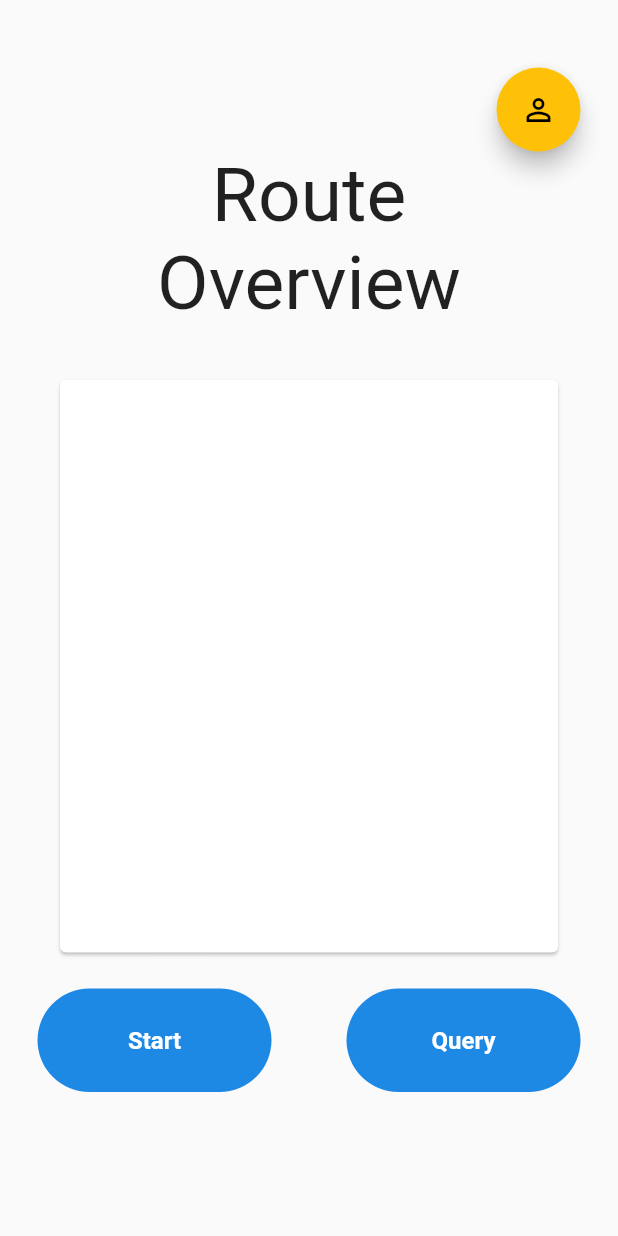
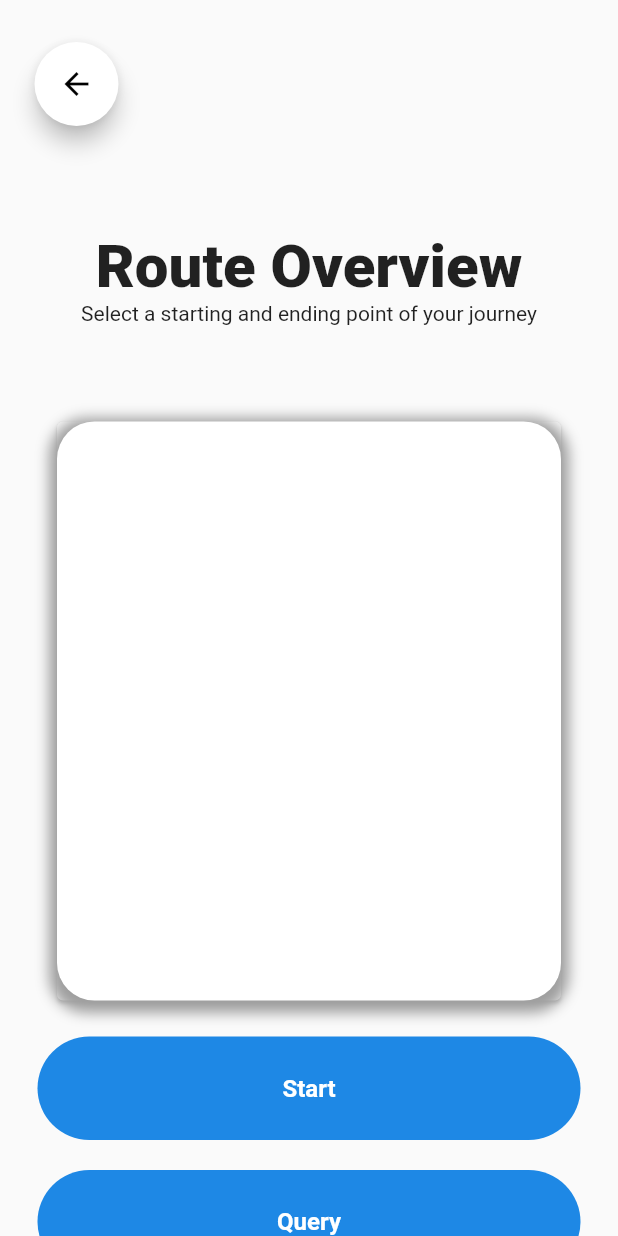
Before and after one commit to AkashCSanjeev/e_beat_goa_police, a Flutter app: the RouteSummary screen opened directly with empty values, on a phone screen of 412 x 824 dp. Run offline on Flutter 3.47's test engine with Material 2 defaults, Android fonts, the phone set to English and light mode, and no system bars; our stand-ins replace cloud_firestore, firebase_core, flutter_typeahead, geocoding, google_maps_flutter, local_auth and 5 more; missing offline and left inert: dart:ffi, flutter_polyline_points, geofence_service; accounts and stored records are empty; network calls fail.

Commit message:
improved router summary

```diff
--- a/lib/screens/User/route_summary.dart
+++ b/lib/screens/User/route_summary.dart
@@ -38,16 +38,15 @@ class _RouteSummaryState extends State<RouteSummary> {
   Widget build(BuildContext context) {
     return Scaffold(
       body: SafeArea(
-        child: Center(
         child: Column(
           children: [
             SizedBox(
               height: 20,
             ),
             Padding(
-                padding: const EdgeInsets.fromLTRB(0, 25, 25, 0),
+              padding: const EdgeInsets.fromLTRB(23, 8, 25, 0),
               child: Row(
-                  mainAxisAlignment: MainAxisAlignment.end,
+                mainAxisAlignment: MainAxisAlignment.start,
                 children: [
                   FloatingActionButton(
                     onPressed: () {
@@ -56,33 +55,40 @@ class _RouteSummaryState extends State<RouteSummary> {
                         return BeatAdmin();
                       }));
                     },
-                      backgroundColor: Colors.amber,
+                    backgroundColor: Colors.white,
                     child: Icon(
-                        Icons.perm_identity,
+                      Icons.arrow_back,
                       color: Colors.black,
                     ),
                   ),
                 ],
               ),
             ),
-              Text(
-                "Route",
-                style: TextStyle(
-                  fontSize: 50,
-                ),
+            SizedBox(
+              height: 70,
             ),
             Text(
-                "Overview",
-                style: TextStyle(
-                  fontSize: 50,
+              "Route Overview",
+              style: TextStyle(fontSize: 40, fontWeight: FontWeight.w800),
             ),
-              ),
+            Text("Select a starting and ending point of your journey"),
             SizedBox(
-                height: 30,
+              height: 60,
             ),
             Card(
+              child: Container(
+                decoration: BoxDecoration(
+                    color: Colors.white,
+                    borderRadius: BorderRadius.circular(25),
+                    boxShadow: [
+                      BoxShadow(
+                          color: Colors.grey,
+                          spreadRadius: 5,
+                          blurRadius: 7,
+                          offset: Offset(0, 3))
+                    ]),
                 child: Padding(
-                  padding: const EdgeInsets.all(16.0),
+                  padding: const EdgeInsets.all(18.0),
                   child: Container(
                     width: 300,
                     height: 350,
@@ -108,13 +114,14 @@ class _RouteSummaryState extends State<RouteSummary> {
                   ),
                 ),
               ),
+            ),
             SizedBox(
               height: 20,
             ),
-              Row(
+            Spacer(),
+            Column(
               children: [
-                  Expanded(
-                      child: OverviewBtn(
+                OverviewBtn(
                   onTap: () async {
                     // for (var i = 0; i < widget.location.length; i++) {
                     //   List<Location> latLng =
@@ -129,9 +136,11 @@ class _RouteSummaryState extends State<RouteSummary> {
                     }));
                   },
                   lable: "Start",
-                  )),
-                  Expanded(
-                      child: OverviewBtn(
+                ),
+                SizedBox(
+                  height: 20,
+                ),
+                OverviewBtn(
                   onTap: () async {
                     final Uri url = Uri(scheme: 'tel', path: '9422441471');
 
@@ -142,11 +151,13 @@ class _RouteSummaryState extends State<RouteSummary> {
                     }
                   },
                   lable: "Query",
-                  )),
+                ),
+                SizedBox(
+                  height: 30,
+                )
               ],
             )
           ],
-          ),
         ),
       ),
     );
```
Lines whose indentation alone changed are shown as unchanged.
